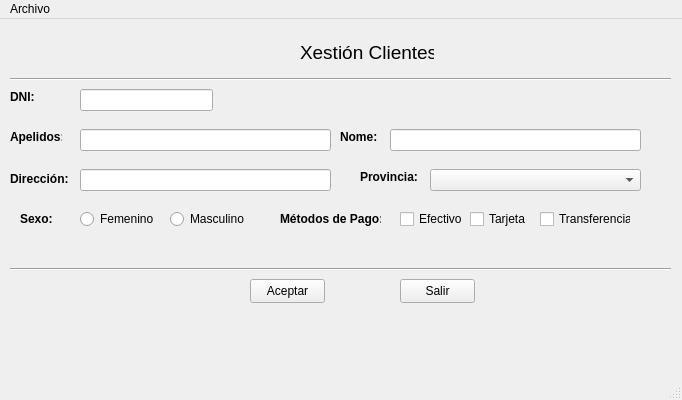
Before: the Qt Designer form FirstPythonProject/ventana.ui in Raul0801/DI, drawn with Qt 5.
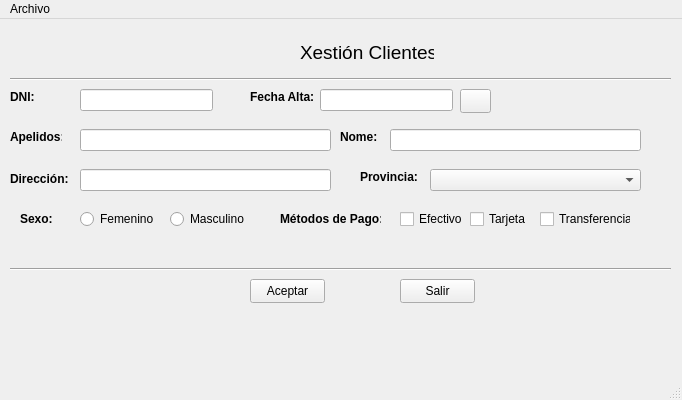
After: the same form once the commit is applied. Icons and pictures are not drawn.

Diff of the .ui file:
```diff
--- a/FirstPythonProject/ventana.ui
+++ b/FirstPythonProject/ventana.ui
@@ -372,6 +372,51 @@
      </rect>
     </property>
    </widget>
+   <widget class="QLabel" name="label_7">
+    <property name="geometry">
+     <rect>
+      <x>250</x>
+      <y>70</y>
+      <width>71</width>
+      <height>16</height>
+     </rect>
+    </property>
+    <property name="font">
+     <font>
+      <bold>true</bold>
+     </font>
+    </property>
+    <property name="text">
+     <string>Fecha Alta: </string>
+    </property>
+   </widget>
+   <widget class="QLineEdit" name="lineEdit_5">
+    <property name="geometry">
+     <rect>
+      <x>320</x>
+      <y>70</y>
+      <width>133</width>
+      <height>22</height>
+     </rect>
+    </property>
+   </widget>
+   <widget class="QPushButton" name="pushButton_3">
+    <property name="geometry">
+     <rect>
+      <x>460</x>
+      <y>70</y>
+      <width>31</width>
+      <height>24</height>
+     </rect>
+    </property>
+    <property name="text">
+     <string/>
+    </property>
+    <property name="icon">
+     <iconset>
+      <normaloff>img/download.jpg</normaloff>img/download.jpg</iconset>
+    </property>
+   </widget>
   </widget>
   <widget class="QMenuBar" name="menubar">
    <property name="geometry">
```
